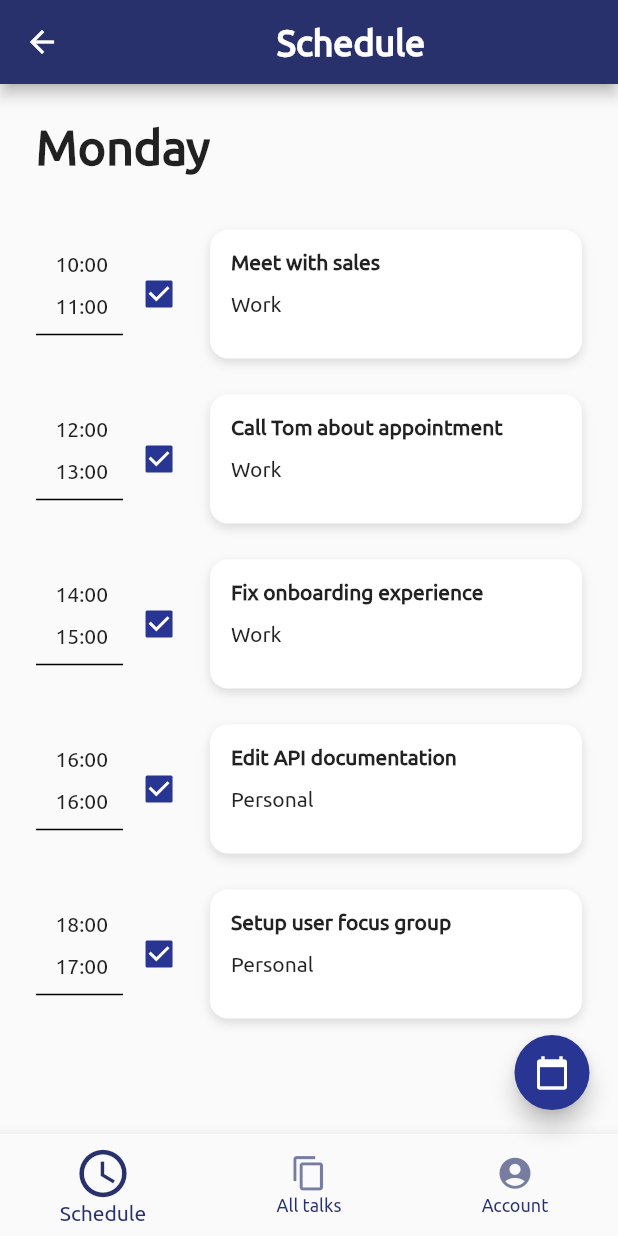
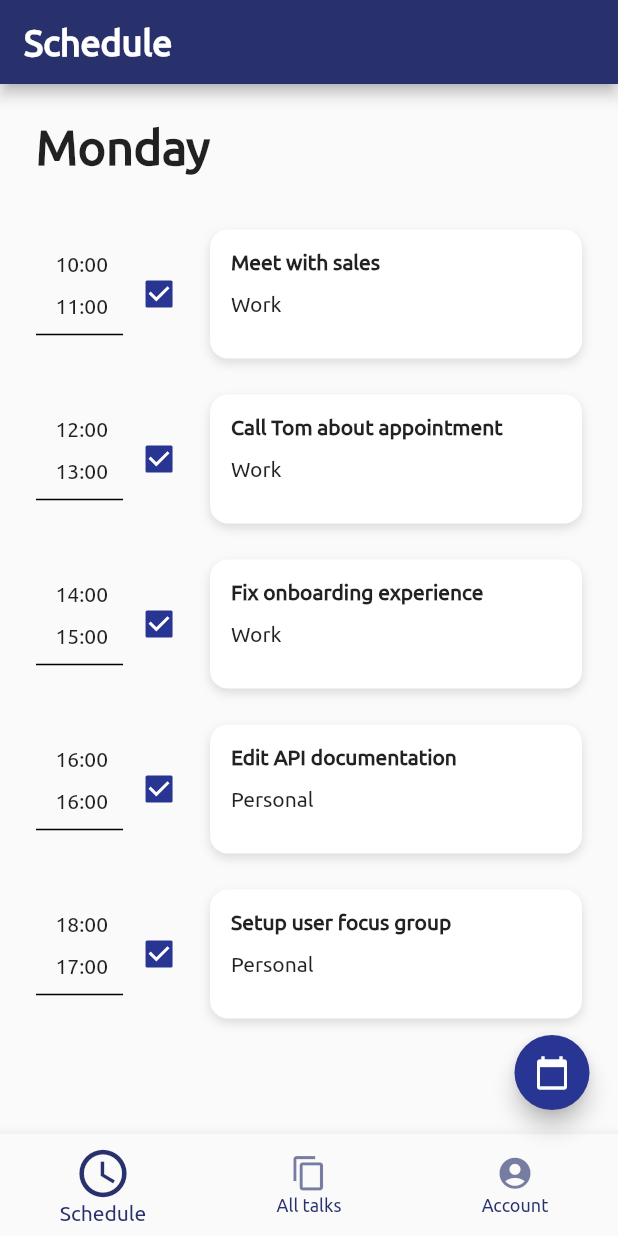
Before and after one commit to softeng-feup/open-cx-facas, a Flutter app: the MenuPage screen opened directly, on a phone screen of 412 x 824 dp. Run offline on Flutter 3.47's test engine with Material 2 defaults, Android fonts, the phone set to English and light mode, and no system bars.

```diff
--- a/AgendappDEMO/lib/Components/MenuOpen.dart
+++ b/AgendappDEMO/lib/Components/MenuOpen.dart
@@ -47,8 +47,8 @@ Icon sheduleIcon = new Icon (Icons.calendar_today);
   Widget build(BuildContext context) {
     return Scaffold(
       appBar: AppBar(
-        title: Center(
-          child: Text(
+        automaticallyImplyLeading: false,
+          title: Text(
           "Schedule",
           style: TextStyle(
             color: Color(0xFFFFFFFF),
@@ -57,7 +57,6 @@ Icon sheduleIcon = new Icon (Icons.calendar_today);
           ),
           textAlign: TextAlign.center,
           ),
-        ),
         backgroundColor: Color(0xFF28316C),
       ),
 
```
